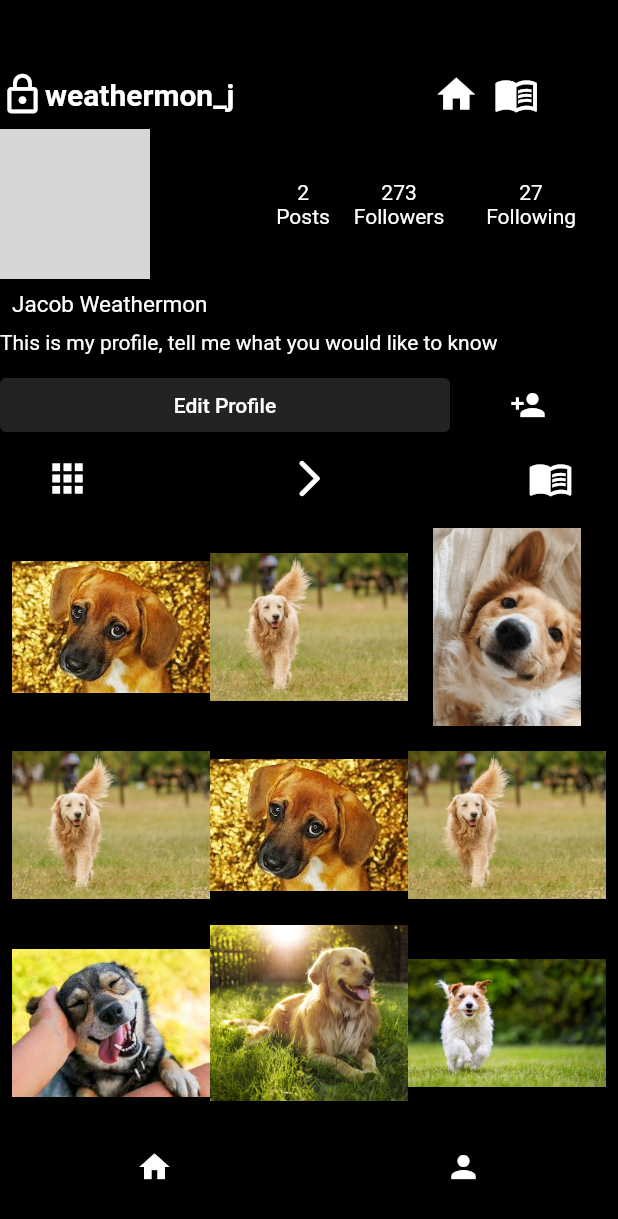
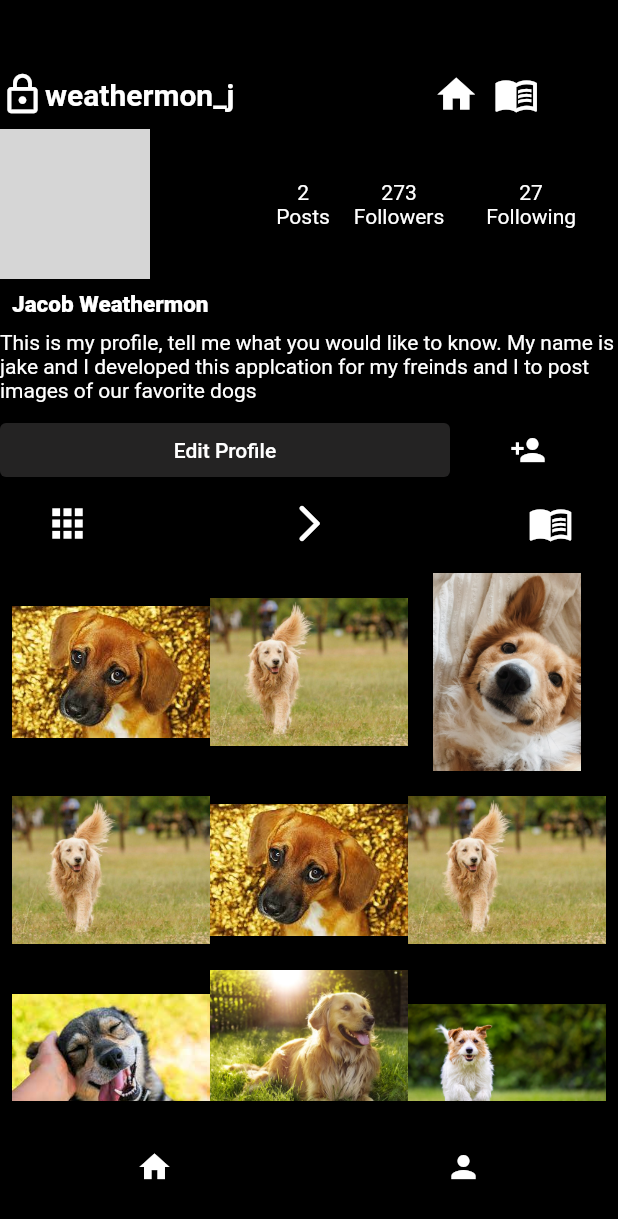
Before and after one commit to weathj/test-app, a Flutter app: the screen it shows after launch, item 2 of the bottom bar chosen, on a phone screen of 412 x 824 dp. Shown: the top 1219 px of the screen. Run offline on Flutter 3.47's test engine with Material 2 defaults, Android fonts, the phone set to English and light mode, and no system bars; network calls fail; grey boxes are pictures that could not be loaded.

Commit message:
Finished Profile Page basic setup

```diff
--- a/test_app/lib/screens/home_page.dart
+++ b/test_app/lib/screens/home_page.dart
@@ -46,7 +46,7 @@ class _HomePageState extends State<HomePage> {
             child: SingleChildScrollView(
               scrollDirection: Axis.horizontal,
               child: Row(
-                children: <Widget>[
+                children:  <Widget>[
                   Padding(
                     padding: EdgeInsets.all(8.0),
                     child: CircleAvatar(
@@ -56,7 +56,7 @@ class _HomePageState extends State<HomePage> {
                   ),
                   Padding(
                     padding: EdgeInsets.all(8.0),
-                    child: CircleAvatar(
+                    child: const CircleAvatar(
                         radius: 40.0,
                         backgroundImage: NetworkImage(
                             "https://kb.rspca.org.au/wp-content/uploads/2018/11/golder-retriever-puppy.jpeg")),
@@ -77,7 +77,7 @@ class _HomePageState extends State<HomePage> {
                   ),
                   Padding(
                     padding: EdgeInsets.all(8.0),
-                    child: CircleAvatar(
+                    child: const CircleAvatar(
                         radius: 40.0,
                         backgroundImage: NetworkImage(
                             "https://www.thesprucepets.com/thmb/3AppeNqnPUIjmcH-eyLCdH1PvF0=/1500x1000/filters:fill(auto,1)/top-friendliest-dog-breeds-4691511_hero-5c6a918dcf56409c888d78b0fac82d18.jpg")),
--- a/test_app/lib/screens/profile_screen.dart
+++ b/test_app/lib/screens/profile_screen.dart
@@ -6,8 +6,8 @@ import 'package:test_app/card_template.dart';
 import 'package:test_app/models/post.dart';
 
 class ProfilePage extends StatefulWidget {
-  const ProfilePage({Key? key}) : super(key: key);
-
+  // const ProfilePage({required this.user});
+  // final User user;
   @override
   State<ProfilePage> createState() => _ProfilePageState();
 }
@@ -71,16 +71,16 @@ class _ProfilePageState extends State<ProfilePage> {
                   ]
                 ),
               SizedBox(
-                height: 60,
+                height: 90,
                 width: MediaQuery.of(context).size.width,
                 child: Column(
                   crossAxisAlignment: CrossAxisAlignment.start,
                   children: [
                     Padding(
                       padding: const EdgeInsets.all(8.0),
-                      child: Text("Jacob Weathermon", style: TextStyle(color: Colors.white, fontSize: 15)),
+                      child: Text("Jacob Weathermon", style: TextStyle(color: Colors.white, fontSize: 15, fontWeight: FontWeight.w900)),
                     ),
-                    Text("This is my profile, tell me what you would like to know", style: TextStyle(color: Colors.white)),
+                    Text("This is my profile, tell me what you would like to know. My name is jake and I developed this applcation for my freinds and I to post images of our favorite dogs", style: TextStyle(color: Colors.white)),
                   ],
                 ),
               ),
@@ -121,7 +121,7 @@ class _ProfilePageState extends State<ProfilePage> {
                 ),
               ),
               SizedBox(
-                height: 390,
+                height: 380,
                 child: GridView(
                   scrollDirection: Axis.vertical,
                   addRepaintBoundaries: false,
```
